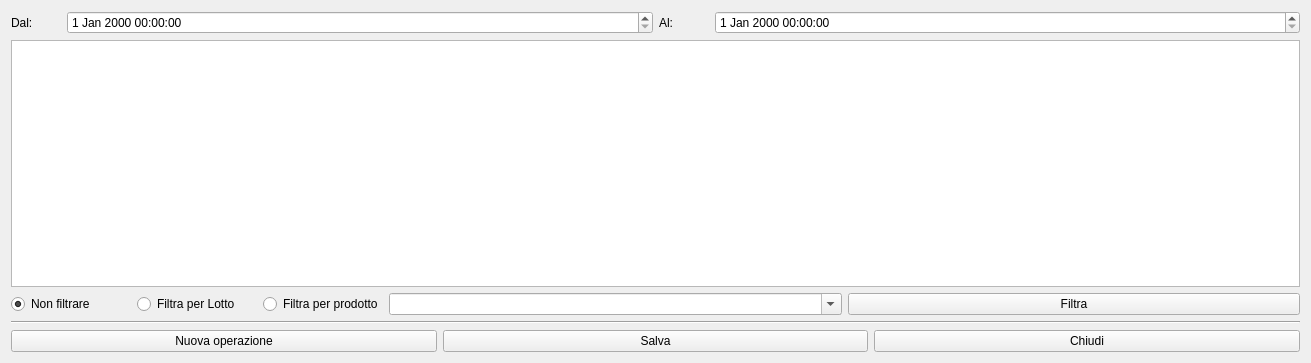
Old version of the form hwarehouse.ui in the repository fblabs/hamlet-mod-sancon.
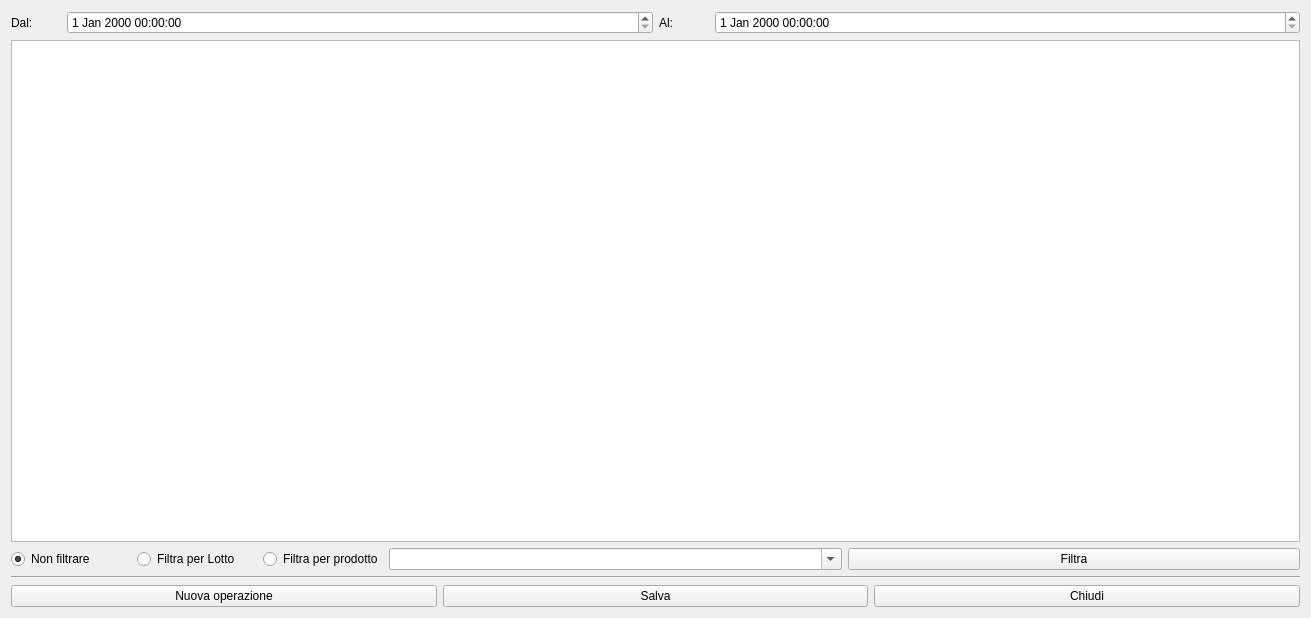
New version of the form. Icons and pictures are not drawn.

The edit to the form file:
```diff
--- a/hwarehouse.ui
+++ b/hwarehouse.ui
@@ -10,7 +10,7 @@
     <x>0</x>
     <y>0</y>
     <width>1311</width>
-    <height>363</height>
+    <height>618</height>
    </rect>
   </property>
   <property name="windowTitle">
```
Left out of the diff: 2 changed lines with no effect on the pictures.
